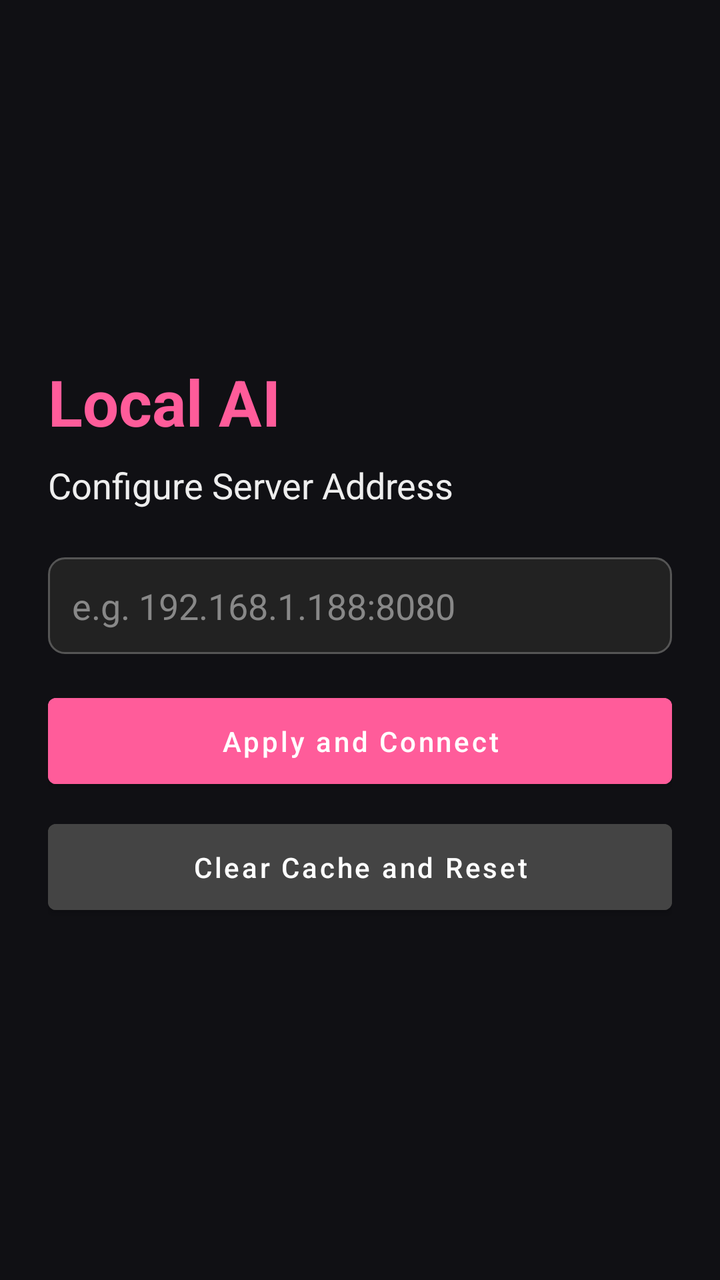
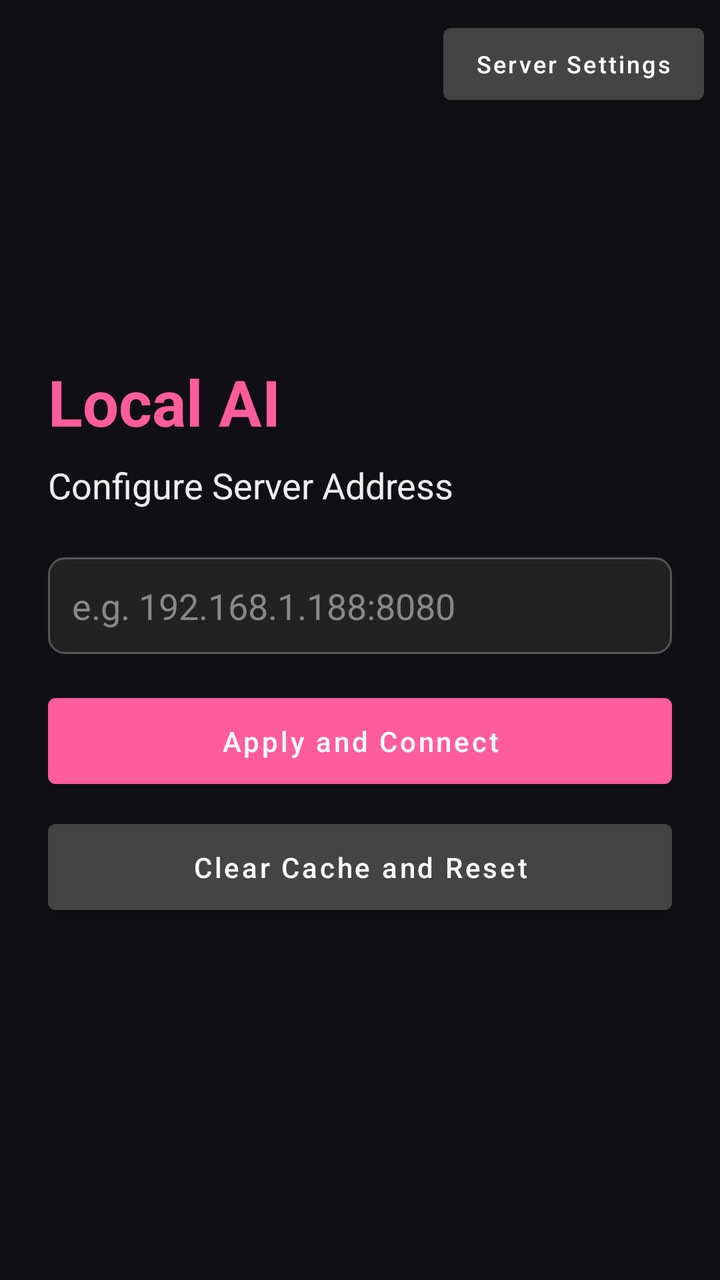

Compare the two renders of this Android layout. The source of the first and the diff that turns it into the second are given below.
<!-- AndroidManifest.xml: application theme Theme.LocalAI -->
<!-- res/layout/activity_main.xml -->
<?xml version="1.0" encoding="utf-8"?>
<androidx.constraintlayout.widget.ConstraintLayout xmlns:android="http://schemas.android.com/apk/res/android"
    xmlns:app="http://schemas.android.com/apk/res-auto"
    android:layout_width="match_parent"
    android:layout_height="match_parent"
    android:background="#101014">

    <WebView
        android:id="@+id/webview"
        android:layout_width="match_parent"
        android:layout_height="match_parent"
        android:visibility="gone" />

    <LinearLayout
        android:id="@+id/config_layout"
        android:layout_width="match_parent"
        android:layout_height="wrap_content"
        android:orientation="vertical"
        android:padding="24dp"
        app:layout_constraintBottom_toBottomOf="parent"
        app:layout_constraintTop_toTopOf="parent">

        <TextView
            android:layout_width="wrap_content"
            android:layout_height="wrap_content"
            android:text="Local AI"
            android:textColor="#ff5c9a"
            android:textSize="32sp"
            android:textStyle="bold" />

        <TextView
            android:layout_width="wrap_content"
            android:layout_height="wrap_content"
            android:layout_marginTop="8dp"
            android:text="Configure Server Address"
            android:textColor="#eeeeee"
            android:textSize="18sp" />

        <EditText
            android:id="@+id/server_url_input"
            android:layout_width="match_parent"
            android:layout_height="wrap_content"
            android:layout_marginTop="24dp"
            android:background="@drawable/bg_input"
            android:hint="e.g. 192.168.1.188:8080"
            android:inputType="textUri"
            android:padding="12dp"
            android:textColor="#ffffff"
            android:textColorHint="#888888" />

        <Button
            android:id="@+id/btn_apply"
            android:layout_width="match_parent"
            android:layout_height="wrap_content"
            android:layout_marginTop="16dp"
            android:backgroundTint="#ff5c9a"
            android:padding="12dp"
            android:text="Apply and Connect"
            android:textAllCaps="false"
            android:textColor="#ffffff" />

        <Button
            android:id="@+id/btn_reset"
            android:layout_width="match_parent"
            android:layout_height="wrap_content"
            android:layout_marginTop="8dp"
            android:backgroundTint="#444444"
            android:padding="12dp"
            android:text="Clear Cache and Reset"
            android:textAllCaps="false"
            android:textColor="#ffffff" />

        <TextView
            android:id="@+id/error_text"
            android:layout_width="match_parent"
            android:layout_height="wrap_content"
            android:layout_marginTop="16dp"
            android:textColor="#ff7777"
            android:textSize="14sp"
            android:visibility="gone" />

    </LinearLayout>

    <ProgressBar
        android:id="@+id/loading_progress"
        android:layout_width="wrap_content"
        android:layout_height="wrap_content"
        android:visibility="gone"
        app:layout_constraintBottom_toBottomOf="parent"
        app:layout_constraintEnd_toEndOf="parent"
        app:layout_constraintStart_toStartOf="parent"
        app:layout_constraintTop_toTopOf="parent" />

</androidx.constraintlayout.widget.ConstraintLayout>
<!-- resources referenced by this layout -->
<resources>
  <!-- drawable bg_input (drawable) -->
  <?xml version="1.0" encoding="utf-8"?>
  <shape xmlns:android="http://schemas.android.com/apk/res/android">
      <solid android:color="#222222" />
      <stroke android:width="1dp" android:color="#555555" />
      <corners android:radius="8dp" />
  </shape>
  <style name="Theme.LocalAI" parent="Theme.MaterialComponents.DayNight.NoActionBar">
          
          <item name="colorPrimary">@color/purple_500</item>
          <item name="colorPrimaryVariant">@color/purple_700</item>
          <item name="colorOnPrimary">@color/white</item>
          
          <item name="colorSecondary">@color/teal_200</item>
          <item name="colorSecondaryVariant">@color/teal_700</item>
          <item name="colorOnSecondary">@color/black</item>
          
          <item name="android:statusBarColor">?attr/colorPrimaryVariant</item>
          
      </style>
  <color name="purple_500">#FF5C9A</color>
  <color name="purple_700">#D8437A</color>
  <color name="white">#EEEEEE</color>
  <color name="teal_200">#8CFF8C</color>
  <color name="teal_700">#5AC05A</color>
  <color name="black">#101014</color>
</resources>

<!-- the commit's change to res/layout/activity_main.xml (unified diff, before → after) -->
@@ -91,4 +91,17 @@
         app:layout_constraintStart_toStartOf="parent"
         app:layout_constraintTop_toTopOf="parent" />
 
+    <Button
+        android:id="@+id/btn_server_config"
+        android:layout_width="wrap_content"
+        android:layout_height="wrap_content"
+        android:text="Server Settings"
+        android:textAllCaps="false"
+        android:textSize="12sp"
+        android:backgroundTint="#444444"
+        android:textColor="#ffffff"
+        android:layout_margin="8dp"
+        app:layout_constraintTop_toTopOf="parent"
+        app:layout_constraintEnd_toEndOf="parent" />
+
 </androidx.constraintlayout.widget.ConstraintLayout>
